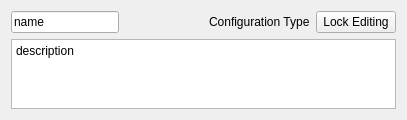
pcdshub/atef, file atef/ui/config_overview_row.ui: the form before one commit.
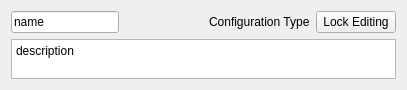
The form after the commit.

Patch:
```diff
--- a/atef/ui/config_overview_row.ui
+++ b/atef/ui/config_overview_row.ui
@@ -7,7 +7,7 @@
     <x>0</x>
     <y>0</y>
     <width>407</width>
-    <height>120</height>
+    <height>89</height>
    </rect>
   </property>
   <property name="windowTitle">
@@ -63,6 +63,18 @@
    </item>
    <item>
     <widget class="QPlainTextEdit" name="desc_edit">
+     <property name="sizePolicy">
+      <sizepolicy hsizetype="Expanding" vsizetype="Maximum">
+       <horstretch>0</horstretch>
+       <verstretch>0</verstretch>
+      </sizepolicy>
+     </property>
+     <property name="maximumSize">
+      <size>
+       <width>16777215</width>
+       <height>40</height>
+      </size>
+     </property>
      <property name="plainText">
       <string>description</string>
      </property>
```
